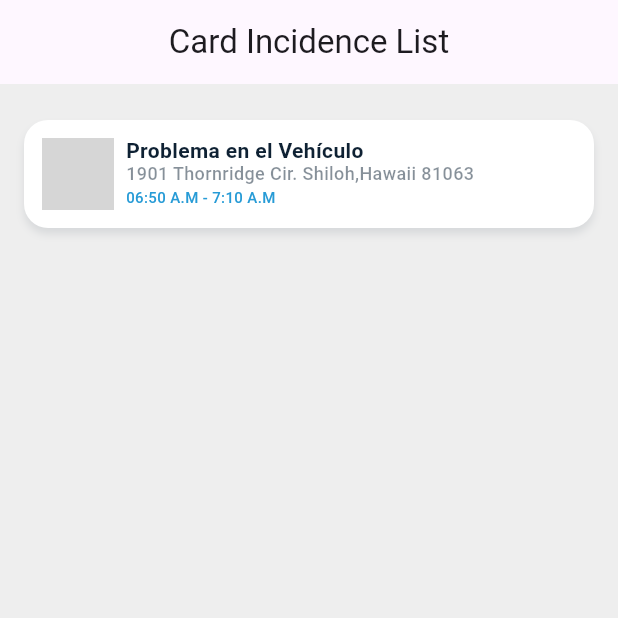
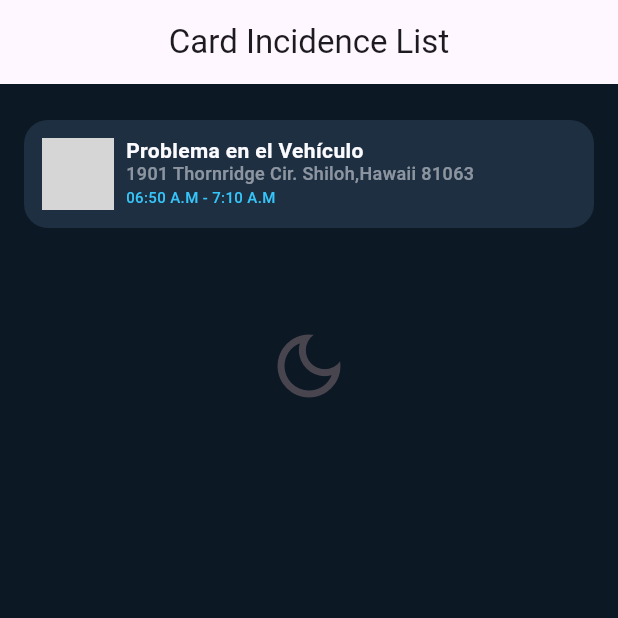
Before and after one commit to Francisco-V98/buscampz_flutter, a Flutter app: the CardIncidenceListScreen screen opened by its route, on a phone screen of 412 x 824 dp, the top half of it. Run offline on Flutter 3.47's test engine with Material 3 defaults, Android fonts, the phone set to English and light mode, and no system bars; our stand-ins replace flutter_riverpod, go_router; network calls fail; grey boxes are pictures that could not be loaded.

Commit message:
create global color theme

```diff
--- a/lib/buscampz_rayito_flutter_package/components/cards/card_incidence_list.dart
+++ b/lib/buscampz_rayito_flutter_package/components/cards/card_incidence_list.dart
@@ -1,8 +1,9 @@
-import 'package:buscampz_flutter/buscampz_rayito_flutter_package/config/colors/app_colors.dart';
 import 'package:buscampz_flutter/buscampz_rayito_flutter_package/config/text_style/app_text_style.dart';
+import 'package:buscampz_flutter/buscampz_rayito_flutter_package/example/providers/providers.dart';
 import 'package:flutter/material.dart';
+import 'package:flutter_riverpod/flutter_riverpod.dart';
 
-class CardIncidenceList extends StatelessWidget {
+class CardIncidenceList extends ConsumerWidget {
   final String title;
   final String address;
   final String date;
@@ -16,15 +17,16 @@ class CardIncidenceList extends StatelessWidget {
   });
 
   @override
-  Widget build(BuildContext context) {
+  Widget build(BuildContext context, WidgetRef ref) {
+    final colorTheme = ref.watch(appColorThemeProvider);
     return Container(
       height: 72,
       decoration: BoxDecoration(
-        color: AppColors.bgTopLight,
+        color: colorTheme.bgTop,
         borderRadius: BorderRadius.circular(16),
         boxShadow: [
           BoxShadow(
-            color: AppColors.black.withOpacity(0.1),
+            color: colorTheme.black.withOpacity(0.1),
             blurRadius: 4,
             offset: const Offset(0, 4),
           )
@@ -44,15 +46,15 @@ class CardIncidenceList extends StatelessWidget {
             children: [
               Text(
                 title,
-                style: AppTextStyles.sub3_14(AppColors.black),
+                style: AppTextStyles.sub3_14(colorTheme.blackVariant),
               ),
               Text(
                 address,
-                style: AppTextStyles.s1_m_12(AppColors.black.withOpacity(0.5)),
+                style: AppTextStyles.s1_m_12(colorTheme.blackVariant.withOpacity(0.5)),
               ),
               Text(
                 date,
-                style: AppTextStyles.s3_m_10(AppColors.infoLight),
+                style: AppTextStyles.s3_m_10(colorTheme.info),
               ),
             ],
           )
--- a/lib/buscampz_rayito_flutter_package/example/example_screens/card_incidence_list_screen.dart
+++ b/lib/buscampz_rayito_flutter_package/example/example_screens/card_incidence_list_screen.dart
@@ -1,14 +1,17 @@
 import 'package:buscampz_flutter/buscampz_rayito_flutter_package/components/widgets.dart';
-import 'package:buscampz_flutter/buscampz_rayito_flutter_package/config/colors/app_colors.dart';
+import 'package:buscampz_flutter/buscampz_rayito_flutter_package/example/providers/providers.dart';
 import 'package:flutter/material.dart';
+import 'package:flutter_riverpod/flutter_riverpod.dart';
 
-class CardIncidenceListScreen extends StatelessWidget {
+class CardIncidenceListScreen extends ConsumerWidget {
   const CardIncidenceListScreen({super.key});
 
   @override
-  Widget build(BuildContext context) {
+  Widget build(BuildContext context, WidgetRef ref) {
+    final colorTheme = ref.watch(appColorThemeProvider);
+
     return Scaffold(
-      backgroundColor: AppColors.bgBotLight,
+      backgroundColor: colorTheme.bgBot,
       appBar:
           AppBar(centerTitle: true, title: const Text('Card Incidence List')),
       body: const _Body(),
@@ -16,19 +19,35 @@ class CardIncidenceListScreen extends StatelessWidget {
   }
 }
 
-class _Body extends StatelessWidget {
+class _Body extends ConsumerWidget {
   const _Body();
 
   @override
-  Widget build(BuildContext context) {
-    return const Padding(
-      padding: EdgeInsets.symmetric(vertical: 24, horizontal: 16),
-      child: CardIncidenceList(
-        title: 'Problema en el Vehículo',
-        address: '1901 Thornridge Cir. Shiloh,Hawaii 81063',
-        date: '06:50 A.M - 7:10 A.M',
-        image:
-            'https://doc.cerp.ideria.co/assets/images/image-a5238aed7050a0691758858b2569566d.jpg',
+  Widget build(BuildContext context, WidgetRef ref) {
+    final isDarkMode = ref.watch(isDarkModeProvider);
+    return Padding(
+      padding: const EdgeInsets.symmetric(vertical: 24, horizontal: 16),
+      child: Column(
+        children: [
+          const CardIncidenceList(
+            title: 'Problema en el Vehículo',
+            address: '1901 Thornridge Cir. Shiloh,Hawaii 81063',
+            date: '06:50 A.M - 7:10 A.M',
+            image:
+                'https://doc.cerp.ideria.co/assets/images/image-a5238aed7050a0691758858b2569566d.jpg',
+          ),
+          const SizedBox(height: 56),
+          IconButton(
+              icon: Icon(
+                isDarkMode
+                  ? Icons.dark_mode_outlined
+                  : Icons.light_mode_outlined,
+              size: 56 ),
+              onPressed: () {
+                ref.read(isDarkModeProvider.notifier).update((state) => !state);
+              },
+            ),
+        ],
       ),
     );
   }
--- /dev/null
+++ b/lib/buscampz_rayito_flutter_package/example/providers/dark_mode_provider.dart
@@ -0,0 +1,11 @@
+import 'package:buscampz_flutter/buscampz_rayito_flutter_package/config/colors/app_colors_theme.dart';
+import 'package:flutter_riverpod/flutter_riverpod.dart';
+
+final isDarkModeProvider = StateProvider<bool>((ref) {
+  return true;
+});
+
+final appColorThemeProvider = StateProvider<AppColorTheme>((ref) {
+  final isDarkMode = ref.watch(isDarkModeProvider);
+  return AppColorTheme(isDarkMode);
+});
--- /dev/null
+++ b/lib/buscampz_rayito_flutter_package/example/providers/providers.dart
@@ -0,0 +1 @@
+export 'dark_mode_provider.dart';
```
Also changed, not shown: lib/buscampz_rayito_flutter_package/config/colors/app_colors_theme.dart (added, +25 -0 lines).
